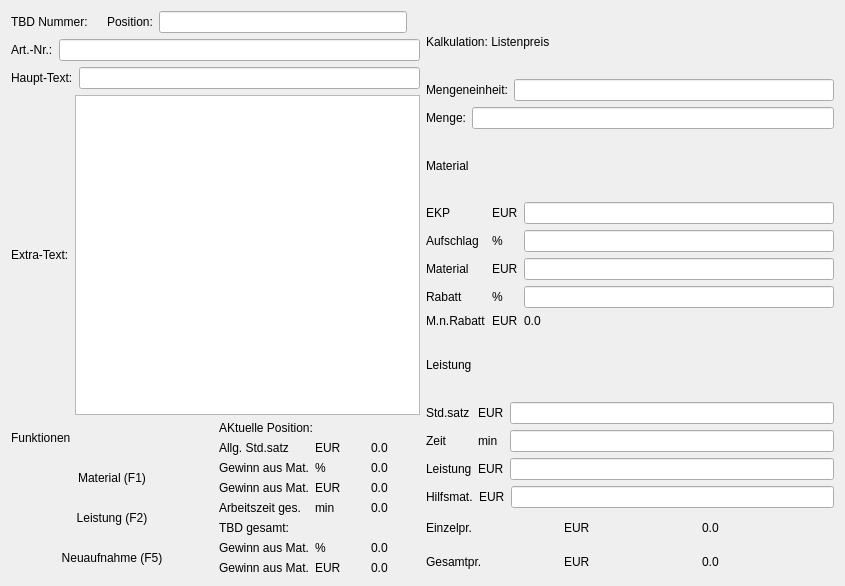
Before: the Qt Designer form form/general_content.ui in romanweissflog/FAKT, drawn with Qt 5.
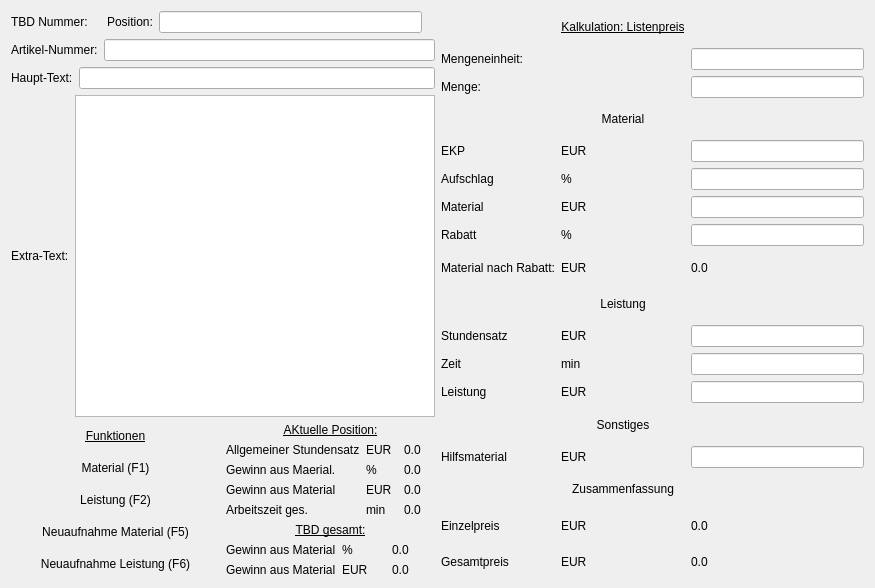
After: the same form once the commit is applied. Custom widgets are drawn as their Qt base class.

Patch:
```diff
--- a/form/general_content.ui
+++ b/form/general_content.ui
@@ -6,16 +6,14 @@
    <rect>
     <x>0</x>
     <y>0</y>
-    <width>845</width>
-    <height>586</height>
+    <width>875</width>
+    <height>588</height>
    </rect>
   </property>
   <property name="windowTitle">
    <string>General</string>
   </property>
-  <layout class="QVBoxLayout" name="verticalLayout_5">
-   <item>
-    <layout class="QHBoxLayout" name="horizontalLayout_11">
+  <layout class="QHBoxLayout" name="horizontalLayout_8">
      <item>
       <layout class="QVBoxLayout" name="verticalLayout_3">
        <item>
@@ -69,7 +67,7 @@
          <item>
           <widget class="QLabel" name="label_5">
            <property name="text">
-            <string>Art.-Nr.:</string>
+          <string>Artikel-Nummer:</string>
            </property>
           </widget>
          </item>
@@ -116,9 +114,19 @@
           <layout class="QVBoxLayout" name="verticalLayout">
            <item>
             <widget class="QLabel" name="label_6">
+           <property name="font">
+            <font>
+             <weight>50</weight>
+             <bold>false</bold>
+             <underline>true</underline>
+            </font>
+           </property>
              <property name="text">
               <string>Funktionen</string>
              </property>
+           <property name="alignment">
+            <set>Qt::AlignCenter</set>
+           </property>
             </widget>
            </item>
            <item>
@@ -144,7 +152,17 @@
            <item>
             <widget class="QLabel" name="label_13">
              <property name="text">
-              <string>Neuaufnahme (F5)</string>
+            <string>Neuaufnahme Material (F5)</string>
+           </property>
+           <property name="alignment">
+            <set>Qt::AlignCenter</set>
+           </property>
+          </widget>
+         </item>
+         <item>
+          <widget class="QLabel" name="label_17">
+           <property name="text">
+            <string>Neuaufnahme Leistung (F6)</string>
              </property>
              <property name="alignment">
               <set>Qt::AlignCenter</set>
@@ -157,9 +175,19 @@
           <layout class="QVBoxLayout" name="verticalLayout_2">
            <item>
             <widget class="QLabel" name="label_7">
+           <property name="font">
+            <font>
+             <weight>50</weight>
+             <bold>false</bold>
+             <underline>true</underline>
+            </font>
+           </property>
              <property name="text">
               <string>AKtuelle Position:</string>
              </property>
+           <property name="alignment">
+            <set>Qt::AlignCenter</set>
+           </property>
             </widget>
            </item>
            <item>
@@ -167,7 +195,7 @@
              <item row="0" column="0">
               <widget class="QLabel" name="label_8">
                <property name="text">
-                <string>Allg. Std.satz</string>
+              <string>Allgemeiner Stundensatz</string>
                </property>
               </widget>
              </item>
@@ -209,7 +237,7 @@
              <item row="2" column="0">
               <widget class="QLabel" name="label_12">
                <property name="text">
-                <string>Gewinn aus Mat.</string>
+              <string>Gewinn aus Material</string>
                </property>
               </widget>
              </item>
@@ -237,7 +265,7 @@
              <item row="1" column="0">
               <widget class="QLabel" name="label_10">
                <property name="text">
-                <string>Gewinn aus Mat.</string>
+              <string>Gewinn aus Maerial.</string>
                </property>
               </widget>
              </item>
@@ -252,9 +280,19 @@
            </item>
            <item>
             <widget class="QLabel" name="labelTotalType">
+           <property name="font">
+            <font>
+             <weight>50</weight>
+             <bold>false</bold>
+             <underline>true</underline>
+            </font>
+           </property>
              <property name="text">
               <string>TBD gesamt:</string>
              </property>
+           <property name="alignment">
+            <set>Qt::AlignCenter</set>
+           </property>
             </widget>
            </item>
            <item>
@@ -262,7 +300,7 @@
              <item row="0" column="0">
               <widget class="QLabel" name="label_19">
                <property name="text">
-                <string>Gewinn aus Mat.</string>
+              <string>Gewinn aus Material</string>
                </property>
               </widget>
              </item>
@@ -283,7 +321,7 @@
              <item row="1" column="0">
               <widget class="QLabel" name="label_22">
                <property name="text">
-                <string>Gewinn aus Mat.</string>
+              <string>Gewinn aus Material</string>
                </property>
               </widget>
              </item>
@@ -310,272 +348,296 @@
       </layout>
      </item>
      <item>
-      <layout class="QVBoxLayout" name="verticalLayout_4">
-       <item>
-        <widget class="QLabel" name="label_27">
-         <property name="text">
-          <string>Kalkulation: Listenpreis</string>
-         </property>
-        </widget>
-       </item>
-       <item>
-        <layout class="QHBoxLayout" name="horizontalLayout_8">
-         <item>
-          <widget class="QLabel" name="label_28">
-           <property name="text">
-            <string>Mengeneinheit:</string>
-           </property>
-          </widget>
-         </item>
-         <item>
-          <widget class="QLineEdit" name="editUnitType"/>
-         </item>
-        </layout>
-       </item>
-       <item>
-        <layout class="QHBoxLayout" name="horizontalLayout_9">
-         <item>
-          <widget class="QLabel" name="label_29">
-           <property name="text">
-            <string>Menge:</string>
-           </property>
-          </widget>
-         </item>
-         <item>
-          <widget class="QLineEdit" name="editUnitSize"/>
-         </item>
-        </layout>
-       </item>
-       <item>
-        <widget class="QLabel" name="label_30">
-         <property name="text">
-          <string>Material</string>
-         </property>
-        </widget>
-       </item>
-       <item>
         <layout class="QGridLayout" name="gridLayout_3">
-         <item row="0" column="2">
+     <item row="16" column="1">
+      <widget class="QLabel" name="label_55">
+       <property name="text">
+        <string>EUR</string>
+       </property>
+      </widget>
+     </item>
+     <item row="11" column="1">
+      <widget class="QLabel" name="label_46">
+       <property name="text">
+        <string>min</string>
+       </property>
+      </widget>
+     </item>
+     <item row="17" column="1">
+      <widget class="QLabel" name="label_58">
+       <property name="text">
+        <string>EUR</string>
+       </property>
+      </widget>
+     </item>
+     <item row="8" column="1">
+      <widget class="QLabel" name="label_40">
+       <property name="text">
+        <string>EUR</string>
+       </property>
+      </widget>
+     </item>
+     <item row="5" column="1">
+      <widget class="QLabel" name="label_34">
+       <property name="text">
+        <string>%</string>
+       </property>
+      </widget>
+     </item>
+     <item row="4" column="2">
           <widget class="QLineEdit" name="editMaterialEKP"/>
          </item>
-         <item row="0" column="1">
+     <item row="5" column="0">
+      <widget class="QLabel" name="label_33">
+       <property name="text">
+        <string>Aufschlag</string>
+       </property>
+      </widget>
+     </item>
+     <item row="4" column="1">
           <widget class="QLabel" name="label_32">
            <property name="text">
             <string>EUR</string>
            </property>
           </widget>
          </item>
-         <item row="2" column="0">
+     <item row="14" column="1">
+      <widget class="QLabel" name="label_54">
+       <property name="text">
+        <string>EUR</string>
+       </property>
+      </widget>
+     </item>
+     <item row="14" column="0">
+      <widget class="QLabel" name="label_49">
+       <property name="text">
+        <string>Hilfsmaterial</string>
+       </property>
+      </widget>
+     </item>
+     <item row="12" column="0">
+      <widget class="QLabel" name="label_44">
+       <property name="text">
+        <string>Leistung</string>
+       </property>
+      </widget>
+     </item>
+     <item row="16" column="0">
+      <widget class="QLabel" name="label_59">
+       <property name="text">
+        <string>Einzelpreis</string>
+       </property>
+      </widget>
+     </item>
+     <item row="9" column="1">
+      <widget class="QLabel" name="label_42">
+       <property name="font">
+        <font>
+         <weight>50</weight>
+         <bold>false</bold>
+         <underline>false</underline>
+        </font>
+       </property>
+       <property name="text">
+        <string>Leistung</string>
+       </property>
+       <property name="alignment">
+        <set>Qt::AlignCenter</set>
+       </property>
+      </widget>
+     </item>
+     <item row="13" column="1">
+      <widget class="QLabel" name="label_18">
+       <property name="text">
+        <string>Sonstiges</string>
+       </property>
+       <property name="alignment">
+        <set>Qt::AlignCenter</set>
+       </property>
+      </widget>
+     </item>
+     <item row="17" column="2">
+      <widget class="QLabel" name="labelPriceTotal">
+       <property name="text">
+        <string>0.0</string>
+       </property>
+      </widget>
+     </item>
+     <item row="11" column="2">
+      <widget class="QLineEdit" name="editServiceTime"/>
+     </item>
+     <item row="6" column="0">
           <widget class="QLabel" name="label_35">
            <property name="text">
             <string>Material</string>
            </property>
           </widget>
          </item>
-         <item row="3" column="0">
-          <widget class="QLabel" name="label_37">
-           <property name="text">
-            <string>Rabatt</string>
-           </property>
-          </widget>
-         </item>
-         <item row="1" column="1">
-          <widget class="QLabel" name="label_34">
-           <property name="text">
-            <string>%</string>
-           </property>
-          </widget>
-         </item>
-         <item row="0" column="0">
-          <widget class="QLabel" name="label_31">
-           <property name="text">
-            <string>EKP</string>
-           </property>
-          </widget>
-         </item>
-         <item row="2" column="1">
+     <item row="6" column="2">
+      <widget class="QLineEdit" name="editMaterialPrice"/>
+     </item>
+     <item row="6" column="1">
           <widget class="QLabel" name="label_36">
            <property name="text">
             <string>EUR</string>
            </property>
           </widget>
          </item>
-         <item row="1" column="2">
+     <item row="5" column="2">
           <widget class="QLineEdit" name="editMaterialSurchage"/>
          </item>
-         <item row="3" column="1">
+     <item row="7" column="1">
           <widget class="QLabel" name="label_38">
            <property name="text">
             <string>%</string>
            </property>
           </widget>
          </item>
-         <item row="1" column="0">
-          <widget class="QLabel" name="label_33">
+     <item row="7" column="0">
+      <widget class="QLabel" name="label_37">
            <property name="text">
-            <string>Aufschlag</string>
+        <string>Rabatt</string>
            </property>
           </widget>
          </item>
-         <item row="4" column="0">
-          <widget class="QLabel" name="label_39">
+     <item row="11" column="0">
+      <widget class="QLabel" name="label_50">
            <property name="text">
-            <string>M.n.Rabatt</string>
+        <string>Zeit</string>
            </property>
           </widget>
          </item>
-         <item row="4" column="1">
-          <widget class="QLabel" name="label_40">
+     <item row="3" column="1">
+      <widget class="QLabel" name="label_30">
+       <property name="font">
+        <font>
+         <weight>50</weight>
+         <bold>false</bold>
+         <underline>false</underline>
+        </font>
+       </property>
            <property name="text">
-            <string>EUR</string>
-           </property>
-          </widget>
-         </item>
-         <item row="2" column="2">
-          <widget class="QLineEdit" name="editMaterialPrice"/>
-         </item>
-         <item row="3" column="2">
+        <string>Material</string>
+       </property>
+       <property name="alignment">
+        <set>Qt::AlignCenter</set>
+       </property>
+      </widget>
+     </item>
+     <item row="7" column="2">
           <widget class="QLineEdit" name="editMaterialDiscount"/>
          </item>
-         <item row="4" column="2">
-          <widget class="QLabel" name="labelMaterialQuant">
-           <property name="text">
-            <string>0.0</string>
-           </property>
-          </widget>
-         </item>
-        </layout>
-       </item>
-       <item>
-        <widget class="QLabel" name="label_42">
-         <property name="text">
-          <string>Leistung</string>
-         </property>
-        </widget>
-       </item>
-       <item>
-        <layout class="QGridLayout" name="gridLayout_4">
-         <item row="0" column="2">
-          <widget class="QLineEdit" name="editServiceRate"/>
-         </item>
-         <item row="0" column="1">
-          <widget class="QLabel" name="label_43">
-           <property name="text">
-            <string>EUR</string>
-           </property>
-          </widget>
-         </item>
-         <item row="2" column="0">
-          <widget class="QLabel" name="label_44">
-           <property name="text">
-            <string>Leistung</string>
-           </property>
-          </widget>
-         </item>
-         <item row="1" column="2">
-          <widget class="QLineEdit" name="editServiceTime"/>
-         </item>
-         <item row="2" column="1">
+     <item row="12" column="2">
+      <widget class="QLineEdit" name="editServicePrice"/>
+     </item>
+     <item row="12" column="1">
           <widget class="QLabel" name="label_48">
            <property name="text">
             <string>EUR</string>
            </property>
           </widget>
          </item>
-         <item row="0" column="0">
+     <item row="10" column="0">
           <widget class="QLabel" name="label_47">
            <property name="text">
-            <string>Std.satz</string>
+        <string>Stundensatz</string>
            </property>
           </widget>
          </item>
-         <item row="1" column="1">
-          <widget class="QLabel" name="label_46">
-           <property name="text">
-            <string>min</string>
-           </property>
-          </widget>
-         </item>
-         <item row="2" column="2">
-          <widget class="QLineEdit" name="editServicePrice"/>
-         </item>
-         <item row="1" column="0">
-          <widget class="QLabel" name="label_50">
-           <property name="text">
-            <string>Zeit</string>
-           </property>
-          </widget>
-         </item>
-        </layout>
-       </item>
-       <item>
-        <layout class="QHBoxLayout" name="horizontalLayout_10">
-         <item>
-          <widget class="QLabel" name="label_49">
-           <property name="text">
-            <string>Hilfsmat.</string>
-           </property>
-          </widget>
-         </item>
-         <item>
-          <widget class="QLabel" name="label_54">
+     <item row="10" column="1">
+      <widget class="QLabel" name="label_43">
            <property name="text">
             <string>EUR</string>
            </property>
           </widget>
          </item>
-         <item>
+     <item row="1" column="2">
+      <widget class="QLineEdit" name="editUnitType"/>
+     </item>
+     <item row="8" column="2">
+      <widget class="QLabel" name="labelMaterialQuant">
+       <property name="text">
+        <string>0.0</string>
+       </property>
+      </widget>
+     </item>
+     <item row="2" column="2">
+      <widget class="QLineEdit" name="editUnitSize"/>
+     </item>
+     <item row="2" column="0">
+      <widget class="QLabel" name="label_29">
+       <property name="text">
+        <string>Menge:</string>
+       </property>
+      </widget>
+     </item>
+     <item row="14" column="2">
           <widget class="QLineEdit" name="editHelpMat"/>
          </item>
-        </layout>
-       </item>
-       <item>
-        <layout class="QGridLayout" name="gridLayout_5">
-         <item row="1" column="1">
-          <widget class="QLabel" name="label_58">
-           <property name="text">
-            <string>EUR</string>
-           </property>
-          </widget>
-         </item>
-         <item row="0" column="1">
-          <widget class="QLabel" name="label_55">
-           <property name="text">
-            <string>EUR</string>
-           </property>
-          </widget>
-         </item>
-         <item row="0" column="0">
-          <widget class="QLabel" name="label_59">
-           <property name="text">
-            <string>Einzelpr.</string>
-           </property>
-          </widget>
-         </item>
-         <item row="1" column="0">
+     <item row="17" column="0">
           <widget class="QLabel" name="label_62">
            <property name="text">
-            <string>Gesamtpr.</string>
+        <string>Gesamtpreis</string>
            </property>
           </widget>
          </item>
-         <item row="0" column="2">
+     <item row="10" column="2">
+      <widget class="QLineEdit" name="editServiceRate"/>
+     </item>
+     <item row="4" column="0">
+      <widget class="QLabel" name="label_31">
+       <property name="text">
+        <string>EKP</string>
+       </property>
+      </widget>
+     </item>
+     <item row="8" column="0">
+      <widget class="QLabel" name="label_39">
+       <property name="text">
+        <string>Material nach Rabatt:</string>
+       </property>
+      </widget>
+     </item>
+     <item row="16" column="2">
           <widget class="QLabel" name="labelEP">
            <property name="text">
             <string>0.0</string>
            </property>
           </widget>
          </item>
-         <item row="1" column="2">
-          <widget class="QLabel" name="labelPriceTotal">
+     <item row="0" column="1">
+      <widget class="QLabel" name="label_27">
+       <property name="font">
+        <font>
+         <weight>50</weight>
+         <bold>false</bold>
+         <underline>true</underline>
+        </font>
+       </property>
            <property name="text">
-            <string>0.0</string>
-           </property>
-          </widget>
-         </item>
-        </layout>
-       </item>
-      </layout>
+        <string>Kalkulation: Listenpreis</string>
+       </property>
+       <property name="alignment">
+        <set>Qt::AlignCenter</set>
+       </property>
+      </widget>
+     </item>
+     <item row="1" column="0">
+      <widget class="QLabel" name="label_28">
+       <property name="text">
+        <string>Mengeneinheit:</string>
+       </property>
+      </widget>
+     </item>
+     <item row="15" column="1">
+      <widget class="QLabel" name="label_21">
+       <property name="text">
+        <string>Zusammenfassung</string>
+       </property>
+       <property name="alignment">
+        <set>Qt::AlignCenter</set>
+       </property>
+      </widget>
      </item>
     </layout>
    </item>
```
Left out of the diff: 9 changed lines with no effect on the pictures. Lines whose indentation alone changed are shown as unchanged.
